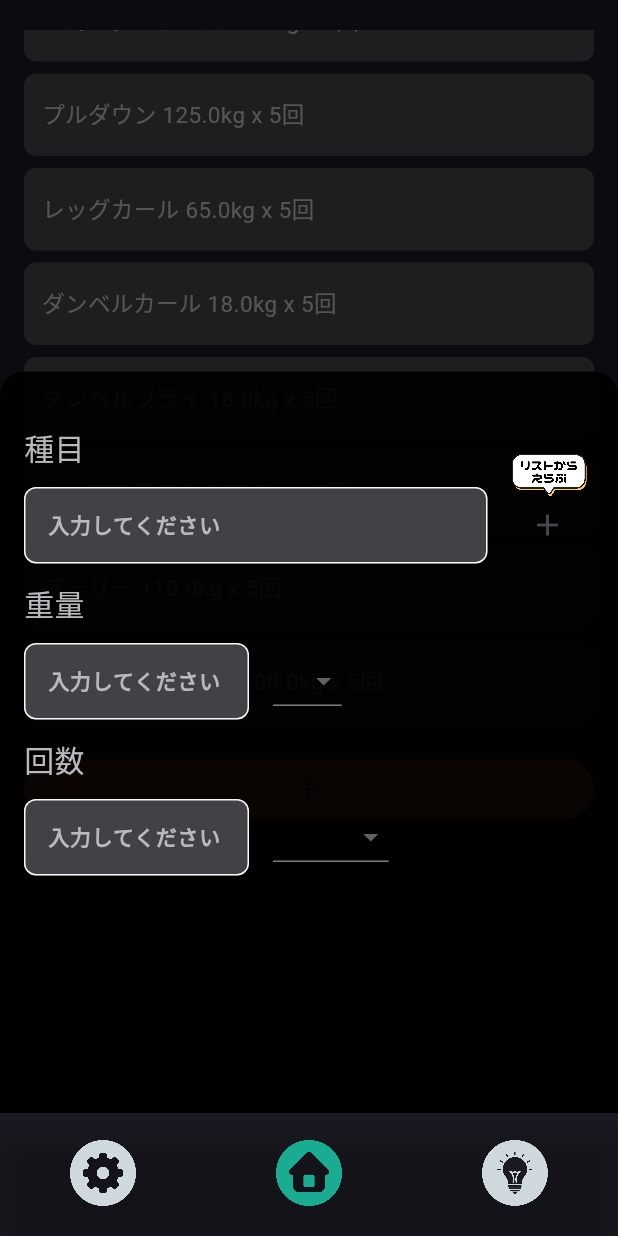
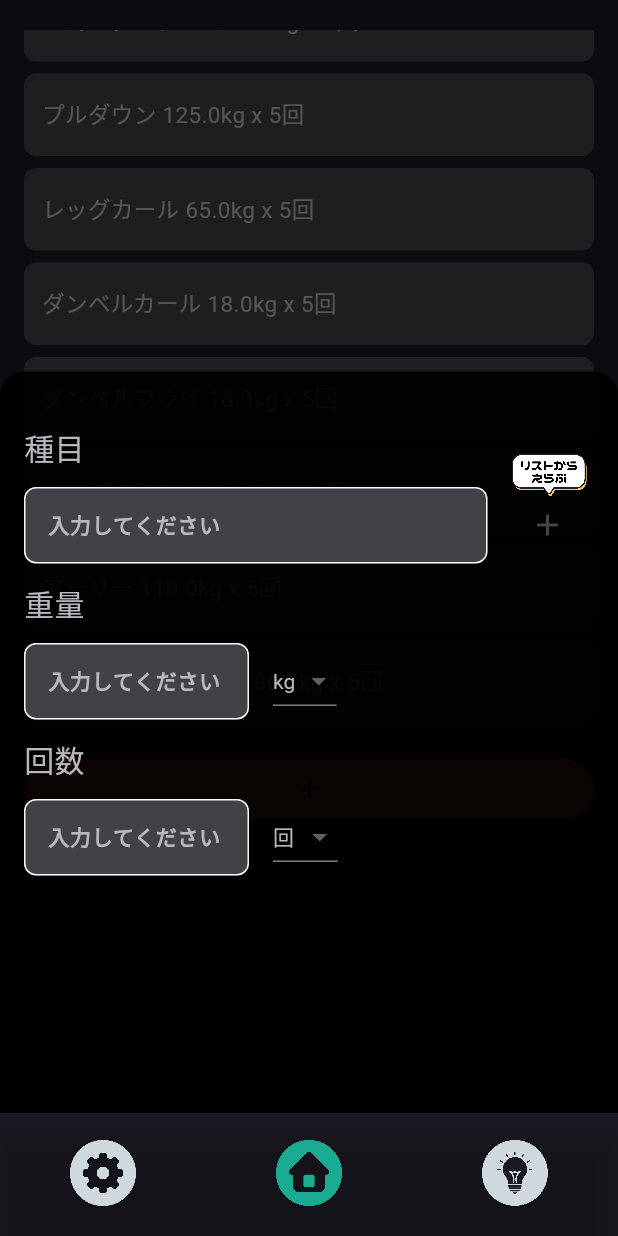
Before and after one commit to kurogoma-flutter/fitness_manager, a Flutter app: the screen it shows after launch, scrolled down 1152 dp, after a tap on the "add" icon, on a phone screen of 412 x 824 dp. Run offline on Flutter 3.47's test engine with Material 2 defaults, Android fonts, the phone set to English and light mode, and no system bars; our stand-ins replace cached_network_image, dio, flutter_dotenv, flutter_hooks, freezed_annotation, go_router and 4 more; missing offline and left inert: encrypt, hashids2; accounts and stored records are empty; generated files the repository leaves out were written again; Roboto replaces fonts that are missing (LINE_Seed_JP); project files that could hold a hidden picture were left out.

Commit message:
UI（カラー）修正

```diff
--- a/lib/features/home/components/create_item_bottom_sheet.dart
+++ b/lib/features/home/components/create_item_bottom_sheet.dart
@@ -7,13 +7,21 @@ import '../../../gen/assets.gen.dart';
 import '../../component/color/color_theme.dart';
 import '../../component/form/input_text_form.dart';
 
-class CreateItemBottomSheet extends StatelessWidget {
+class CreateItemBottomSheet extends StatefulWidget {
   const CreateItemBottomSheet({
     super.key,
   });
 
   @override
+  State<CreateItemBottomSheet> createState() => _CreateItemBottomSheetState();
+}
+
+class _CreateItemBottomSheetState extends State<CreateItemBottomSheet> {
+  @override
   Widget build(BuildContext context) {
+    var selectedWightType = WeightUnitType.kg;
+    var selectedRmType = RmUnitType.times;
+
     return Material(
       type: MaterialType.transparency,
       child: Container(
@@ -104,17 +112,35 @@ class CreateItemBottomSheet extends StatelessWidget {
                     ),
                     const SizedBox(width: 16),
                     DropdownButton(
+                      value: selectedWightType,
+                      style: TextStyle(
+                        color: ColorTheme.primaryText,
+                      ),
                       items: [
                         DropdownMenuItem(
                           value: WeightUnitType.kg,
-                          child: Text(WeightUnitType.kg.name),
+                          child: Text(
+                            WeightUnitType.kg.text,
+                            style: TextStyle(
+                              color: ColorTheme.primaryText,
+                            ),
+                          ),
                         ),
                         DropdownMenuItem(
                           value: WeightUnitType.lbs,
-                          child: Text(WeightUnitType.lbs.name),
+                          child: Text(
+                            WeightUnitType.lbs.text,
+                            style: TextStyle(
+                              color: ColorTheme.primaryText,
+                            ),
+                          ),
                         ),
                       ],
-                      onChanged: (value) {},
+                      onChanged: (WeightUnitType? value) {
+                        setState(() {
+                          selectedWightType = value ?? WeightUnitType.kg;
+                        });
+                      },
                     ),
                   ],
                 ),
@@ -141,29 +167,62 @@ class CreateItemBottomSheet extends StatelessWidget {
                     ),
                     const SizedBox(width: 16),
                     DropdownButton(
+                      value: selectedRmType,
+                      style: TextStyle(
+                        color: ColorTheme.primaryText,
+                      ),
                       items: [
                         DropdownMenuItem(
                           value: RmUnitType.times,
-                          child: Text(RmUnitType.times.name),
+                          child: Text(
+                            RmUnitType.times.text,
+                            style: TextStyle(
+                              color: ColorTheme.primaryText,
+                            ),
+                          ),
                         ),
                         DropdownMenuItem(
                           value: RmUnitType.rm,
-                          child: Text(RmUnitType.rm.name),
+                          child: Text(
+                            RmUnitType.rm.text,
+                            style: TextStyle(
+                              color: ColorTheme.primaryText,
+                            ),
+                          ),
                         ),
                         DropdownMenuItem(
                           value: RmUnitType.set,
-                          child: Text(RmUnitType.set.name),
+                          child: Text(
+                            RmUnitType.set.text,
+                            style: TextStyle(
+                              color: ColorTheme.primaryText,
+                            ),
+                          ),
                         ),
                         DropdownMenuItem(
                           value: RmUnitType.minute,
-                          child: Text(RmUnitType.minute.name),
+                          child: Text(
+                            RmUnitType.minute.text,
+                            style: TextStyle(
+                              color: ColorTheme.primaryText,
+                            ),
+                          ),
                         ),
                         DropdownMenuItem(
                           value: RmUnitType.second,
-                          child: Text(RmUnitType.second.name),
+                          child: Text(
+                            RmUnitType.second.text,
+                            style: TextStyle(
+                              color: ColorTheme.primaryText,
+                            ),
+                          ),
                         ),
                       ],
-                      onChanged: (value) {},
+                      onChanged: (RmUnitType? value) {
+                        setState(() {
+                          selectedRmType = value ?? RmUnitType.times;
+                        });
+                      },
                     ),
                   ],
                 ),
--- a/lib/features/setting/pages/about_this_app_page.dart
+++ b/lib/features/setting/pages/about_this_app_page.dart
@@ -15,6 +15,7 @@ class AboutThisAppPage extends HookConsumerWidget {
     return Scaffold(
       backgroundColor: ColorTheme.primaryBackGround,
       appBar: AppBar(
+        centerTitle: true,
         leading: IconButton(
           icon: const Icon(Icons.arrow_back, size: 28),
           onPressed: () {
--- a/lib/features/setting/pages/app_legal_page.dart
+++ b/lib/features/setting/pages/app_legal_page.dart
@@ -15,6 +15,7 @@ class AppLegalPage extends HookConsumerWidget {
     return Scaffold(
       backgroundColor: ColorTheme.primaryBackGround,
       appBar: AppBar(
+        centerTitle: true,
         leading: IconButton(
           icon: const Icon(Icons.arrow_back, size: 28),
           onPressed: () {
--- a/lib/features/setting/pages/inquiry_page.dart
+++ b/lib/features/setting/pages/inquiry_page.dart
@@ -15,6 +15,7 @@ class InquiryPage extends HookConsumerWidget {
     return Scaffold(
       backgroundColor: ColorTheme.primaryBackGround,
       appBar: AppBar(
+        centerTitle: true,
         leading: IconButton(
           icon: const Icon(Icons.arrow_back, size: 28),
           onPressed: () {
--- a/lib/features/setting/pages/license_page.dart
+++ b/lib/features/setting/pages/license_page.dart
@@ -15,6 +15,7 @@ class AppLicensePage extends HookConsumerWidget {
     return Scaffold(
       backgroundColor: ColorTheme.primaryBackGround,
       appBar: AppBar(
+        centerTitle: true,
         leading: IconButton(
           icon: const Icon(Icons.arrow_back, size: 28),
           onPressed: () {
--- a/lib/features/setting/pages/privacy_policy_page.dart
+++ b/lib/features/setting/pages/privacy_policy_page.dart
@@ -15,6 +15,7 @@ class PrivacyPolicyPage extends HookConsumerWidget {
     return Scaffold(
       backgroundColor: ColorTheme.primaryBackGround,
       appBar: AppBar(
+        centerTitle: true,
         leading: IconButton(
           icon: const Icon(Icons.arrow_back, size: 28),
           onPressed: () {
--- a/lib/features/setting/setting_page.dart
+++ b/lib/features/setting/setting_page.dart
@@ -21,6 +21,7 @@ class SettingPage extends StatelessWidget {
     return Scaffold(
       backgroundColor: ColorTheme.primaryBackGround,
       appBar: AppBar(
+        centerTitle: true,
         backgroundColor: ColorTheme.primaryBackGround,
         title: Text(
           '設定',
--- a/lib/features/tips/tips_page.dart
+++ b/lib/features/tips/tips_page.dart
@@ -1,6 +1,7 @@
 import 'package:flutter/material.dart';
 import 'package:hooks_riverpod/hooks_riverpod.dart';
 
+import '../../core/router/app_router.dart';
 import '../component/color/color_theme.dart';
 import 'tips_page_view_model.dart';
 
@@ -45,7 +46,11 @@ class _TipsPageState extends ConsumerState<TipsPage> {
             ),
             itemCount: state.tipList.length,
             itemBuilder: (context, index) {
-              return DecoratedBox(
+              return GestureDetector(
+                onTap: () {
+                  AppRouter().launchURL(state.tipList[index].linkUrl);
+                },
+                child: DecoratedBox(
                   decoration: BoxDecoration(
                     color: ColorTheme.primaryCard,
                     borderRadius: BorderRadius.circular(12),
@@ -90,6 +95,7 @@ class _TipsPageState extends ConsumerState<TipsPage> {
                       ),
                     ],
                   ),
+                ),
               );
             },
           ),
```
Also changed, not shown: 1 other file. Lines whose indentation alone changed are shown as unchanged.
